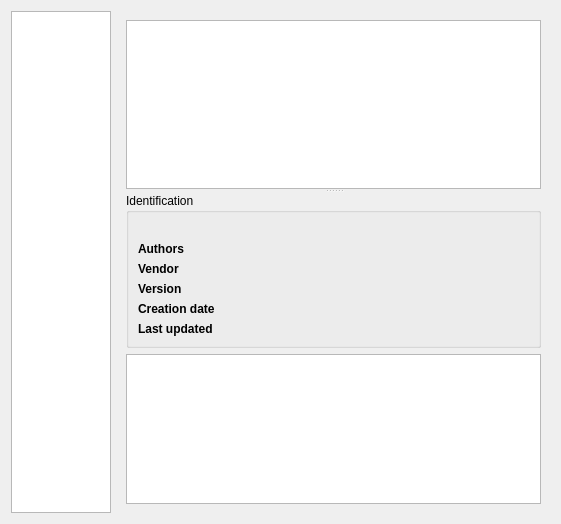
This is libs/datapackutils/widgets/serverpackeditor.ui in FreeHealth/freehealth as Qt 5 draws it before an edit. The edited form follows.
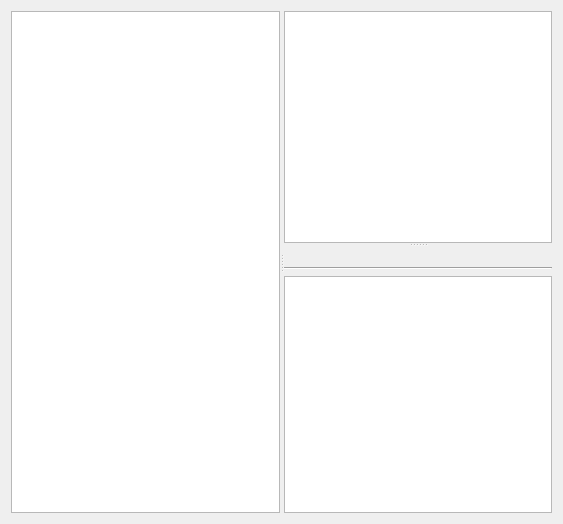
This is the edited form. The open tabs and pages were chosen to show the change. Custom widgets are drawn as their Qt base class.

Commit message: adding a category browser / datapack browser

Diff of the .ui file:
```diff
--- a/libs/datapackutils/widgets/serverpackeditor.ui
+++ b/libs/datapackutils/widgets/serverpackeditor.ui
@@ -6,7 +6,7 @@
    <rect>
     <x>0</x>
     <y>0</y>
-    <width>561</width>
+    <width>563</width>
     <height>524</height>
    </rect>
   </property>
@@ -14,59 +14,21 @@
    <string>Form</string>
   </property>
   <layout class="QGridLayout" name="gridLayout">
-   <item row="1" column="0">
-    <widget class="CategoryListWidget" name="listWidgetMenu">
-     <property name="sizePolicy">
-      <sizepolicy hsizetype="Fixed" vsizetype="Expanding">
-       <horstretch>0</horstretch>
-       <verstretch>0</verstretch>
-      </sizepolicy>
-     </property>
-     <property name="maximumSize">
-      <size>
-       <width>100</width>
-       <height>16777215</height>
-      </size>
-     </property>
-     <property name="iconSize">
-      <size>
-       <width>32</width>
-       <height>32</height>
-      </size>
-     </property>
-     <property name="movement">
-      <enum>QListView::Static</enum>
-     </property>
-     <property name="viewMode">
-      <enum>QListView::ListMode</enum>
-     </property>
-     <property name="currentRow">
-      <number>-1</number>
-     </property>
-    </widget>
+   <item row="0" column="0">
+    <layout class="QHBoxLayout" name="toolbarLayout"/>
    </item>
-   <item row="1" column="1">
-    <widget class="QStackedWidget" name="stackedWidget">
-     <property name="sizePolicy">
-      <sizepolicy hsizetype="Preferred" vsizetype="Preferred">
-       <horstretch>1</horstretch>
-       <verstretch>0</verstretch>
-      </sizepolicy>
-     </property>
-     <property name="currentIndex">
-      <number>0</number>
-     </property>
-     <widget class="QWidget" name="pagePacks">
-      <layout class="QGridLayout" name="gridLayout_3">
-       <property name="margin">
-        <number>0</number>
-       </property>
-       <item row="1" column="1">
-        <widget class="QSplitter" name="splitter">
+   <item row="1" column="0">
+    <widget class="QSplitter" name="splitter_2">
          <property name="orientation">
           <enum>Qt::Horizontal</enum>
          </property>
-         <widget class="QListView" name="packView">
+     <widget class="QTreeView" name="packCategoriesView">
+      <property name="editTriggers">
+       <set>QAbstractItemView::NoEditTriggers</set>
+      </property>
+      <property name="showDropIndicator" stdset="0">
+       <bool>false</bool>
+      </property>
           <property name="alternatingRowColors">
            <bool>true</bool>
           </property>
@@ -82,7 +44,15 @@
           <property name="verticalScrollMode">
            <enum>QAbstractItemView::ScrollPerPixel</enum>
           </property>
-         </widget>
+      <property name="headerHidden">
+       <bool>true</bool>
+      </property>
+     </widget>
+     <widget class="QSplitter" name="splitter">
+      <property name="orientation">
+       <enum>Qt::Vertical</enum>
+      </property>
+      <widget class="QListView" name="packView"/>
          <widget class="QWidget" name="layoutWidget">
           <layout class="QGridLayout" name="gridLayout_2">
            <item row="1" column="0">
@@ -108,234 +78,10 @@
           </layout>
          </widget>
         </widget>
-       </item>
-      </layout>
-     </widget>
-     <widget class="QWidget" name="pageServers">
-      <layout class="QGridLayout" name="gridLayout_4">
-       <item row="0" column="0">
-        <layout class="QHBoxLayout" name="toolbarLayoutServers"/>
-       </item>
-       <item row="1" column="0">
-        <widget class="QSplitter" name="splitter_2">
-         <property name="orientation">
-          <enum>Qt::Vertical</enum>
-         </property>
-         <widget class="QListView" name="serverView">
-          <property name="iconSize">
-           <size>
-            <width>32</width>
-            <height>32</height>
-           </size>
-          </property>
-          <property name="uniformItemSizes">
-           <bool>true</bool>
-          </property>
-         </widget>
-         <widget class="QWidget" name="widget" native="true">
-          <layout class="QGridLayout" name="gridLayout_5">
-           <property name="margin">
-            <number>0</number>
-           </property>
-           <item row="1" column="0">
-            <widget class="QTextBrowser" name="serverDescription"/>
-           </item>
-           <item row="0" column="0">
-            <widget class="QGroupBox" name="groupBox">
-             <property name="sizePolicy">
-              <sizepolicy hsizetype="Preferred" vsizetype="Minimum">
-               <horstretch>0</horstretch>
-               <verstretch>0</verstretch>
-              </sizepolicy>
-             </property>
-             <property name="title">
-              <string>Identification</string>
-             </property>
-             <layout class="QFormLayout" name="formLayout">
-              <property name="fieldGrowthPolicy">
-               <enum>QFormLayout::FieldsStayAtSizeHint</enum>
-              </property>
-              <item row="1" column="0">
-               <widget class="QLabel" name="serverAuthors_2">
-                <property name="font">
-                 <font>
-                  <weight>75</weight>
-                  <bold>true</bold>
-                 </font>
-                </property>
-                <property name="frameShape">
-                 <enum>QFrame::NoFrame</enum>
-                </property>
-                <property name="text">
-                 <string>Authors</string>
-                </property>
-               </widget>
-              </item>
-              <item row="1" column="1">
-               <widget class="QLabel" name="serverAuthors">
-                <property name="frameShape">
-                 <enum>QFrame::NoFrame</enum>
-                </property>
-                <property name="text">
-                 <string/>
-                </property>
-                <property name="wordWrap">
-                 <bool>true</bool>
-                </property>
-               </widget>
-              </item>
-              <item row="2" column="0">
-               <widget class="QLabel" name="serverVendor_2">
-                <property name="font">
-                 <font>
-                  <weight>75</weight>
-                  <bold>true</bold>
-                 </font>
-                </property>
-                <property name="frameShape">
-                 <enum>QFrame::NoFrame</enum>
-                </property>
-                <property name="text">
-                 <string>Vendor</string>
-                </property>
-               </widget>
-              </item>
-              <item row="2" column="1">
-               <widget class="QLabel" name="serverVendor">
-                <property name="frameShape">
-                 <enum>QFrame::NoFrame</enum>
-                </property>
-                <property name="text">
-                 <string/>
-                </property>
-                <property name="wordWrap">
-                 <bool>true</bool>
-                </property>
-               </widget>
-              </item>
-              <item row="3" column="0">
-               <widget class="QLabel" name="serverVersion_2">
-                <property name="font">
-                 <font>
-                  <weight>75</weight>
-                  <bold>true</bold>
-                 </font>
-                </property>
-                <property name="frameShape">
-                 <enum>QFrame::NoFrame</enum>
-                </property>
-                <property name="text">
-                 <string>Version</string>
-                </property>
-               </widget>
-              </item>
-              <item row="3" column="1">
-               <widget class="QLabel" name="serverVersion">
-                <property name="frameShape">
-                 <enum>QFrame::NoFrame</enum>
-                </property>
-                <property name="text">
-                 <string/>
-                </property>
-                <property name="wordWrap">
-                 <bool>true</bool>
-                </property>
-               </widget>
-              </item>
-              <item row="4" column="0">
-               <widget class="QLabel" name="serverCreationDate_2">
-                <property name="font">
-                 <font>
-                  <weight>75</weight>
-                  <bold>true</bold>
-                 </font>
-                </property>
-                <property name="frameShape">
-                 <enum>QFrame::NoFrame</enum>
-                </property>
-                <property name="text">
-                 <string>Creation date</string>
-                </property>
-               </widget>
-              </item>
-              <item row="4" column="1">
-               <widget class="QLabel" name="serverCreationDate">
-                <property name="frameShape">
-                 <enum>QFrame::NoFrame</enum>
-                </property>
-                <property name="text">
-                 <string/>
-                </property>
-                <property name="wordWrap">
-                 <bool>true</bool>
-                </property>
-               </widget>
-              </item>
-              <item row="0" column="0" colspan="2">
-               <widget class="QLabel" name="serverLabel">
-                <property name="font">
-                 <font>
-                  <weight>75</weight>
-                  <bold>true</bold>
-                 </font>
-                </property>
-                <property name="frameShape">
-                 <enum>QFrame::NoFrame</enum>
-                </property>
-                <property name="text">
-                 <string/>
-                </property>
-                <property name="wordWrap">
-                 <bool>true</bool>
-                </property>
-               </widget>
-              </item>
-              <item row="5" column="0">
-               <widget class="QLabel" name="lastUpdateDate_2">
-                <property name="font">
-                 <font>
-                  <weight>75</weight>
-                  <bold>true</bold>
-                 </font>
-                </property>
-                <property name="text">
-                 <string>Last updated</string>
-                </property>
-               </widget>
-              </item>
-              <item row="5" column="1">
-               <widget class="QLabel" name="lastUpdateDate">
-                <property name="text">
-                 <string/>
-                </property>
-                <property name="wordWrap">
-                 <bool>true</bool>
-                </property>
-               </widget>
-              </item>
-             </layout>
-            </widget>
-           </item>
-          </layout>
-         </widget>
-        </widget>
-       </item>
-      </layout>
-     </widget>
-    </widget>
-   </item>
-   <item row="0" column="0" colspan="2">
-    <layout class="QHBoxLayout" name="toolbarLayout"/>
-   </item>
-  </layout>
- </widget>
- <customwidgets>
-  <customwidget>
-   <class>CategoryListWidget</class>
-   <extends>QListWidget</extends>
-   <header location="global">datapackutils/categorylistwidget.h</header>
-  </customwidget>
- </customwidgets>
+    </widget>
+   </item>
+  </layout>
+ </widget>
  <resources/>
  <connections/>
 </ui>
```
Lines whose indentation alone changed are shown as unchanged. The commit also changes 2 other files.
